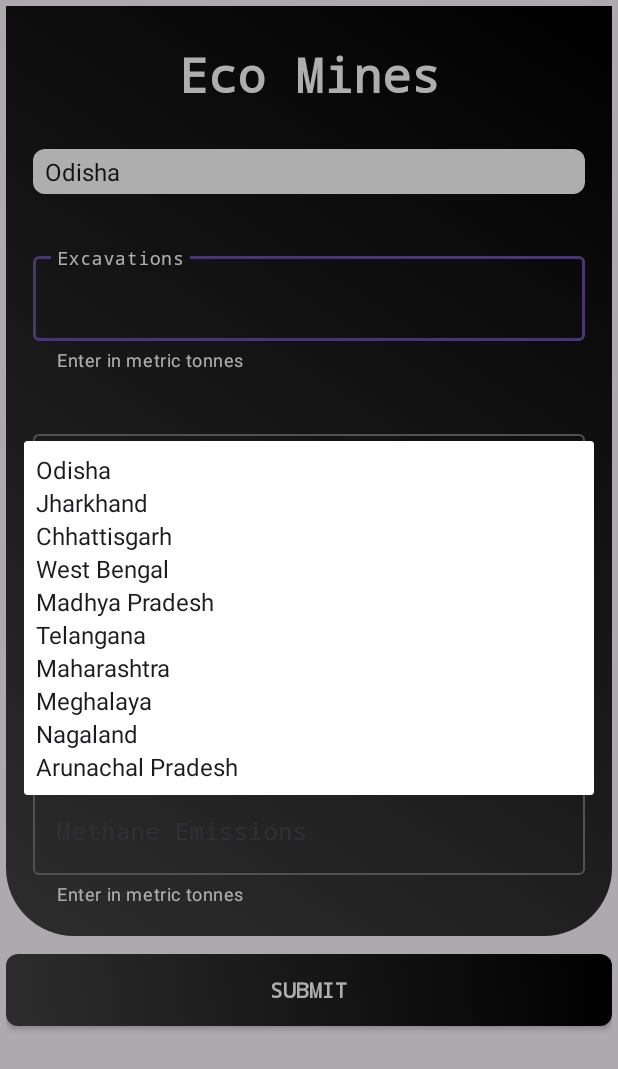
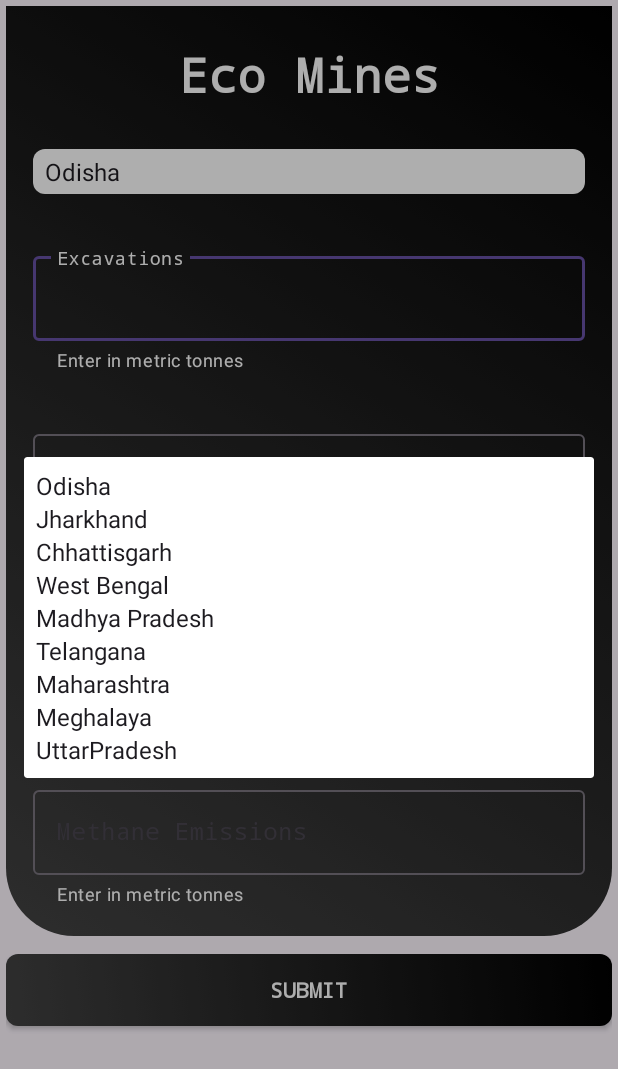
Before and after one commit to Amlan101/Byte-Flow-SIH, an Android app: the InputActivity screen opened directly, with no data from a screen before it, after a tap on "Odisha", on a phone screen of 412 x 824 dp. Shown: the top 1069 px of the screen. Run offline under Robolectric (Android 15) with nearby library versions, the phone set to English and light mode, and no system bars; our stand-ins replace Firebase (no records; nobody signed in at launch, a user with empty details on screens opened directly).

Commit message:
Fixed some minor issues with the sizing and changed the icon of the app

```diff
--- a/app/src/main/AndroidManifest.xml
+++ b/app/src/main/AndroidManifest.xml
@@ -6,7 +6,7 @@
         android:allowBackup="true"
         android:dataExtractionRules="@xml/data_extraction_rules"
         android:fullBackupContent="@xml/backup_rules"
-        android:icon="@mipmap/ic_launcher"
+        android:icon="@mipmap/ic_coal_mines_icon"
         android:label="@string/app_name"
         android:roundIcon="@mipmap/ic_launcher_round"
         android:supportsRtl="true"
--- a/app/src/main/java/com/example/byteflowsih/activities/InputActivity.kt
+++ b/app/src/main/java/com/example/byteflowsih/activities/InputActivity.kt
@@ -73,7 +73,7 @@ class InputActivity : AppCompatActivity() {
         val spinner = findViewById<Spinner>(R.id.spinner)
         val states = arrayOf(
             "Odisha", "Jharkhand", "Chhattisgarh", "West Bengal", "Madhya Pradesh",
-            "Telangana", "Maharashtra", "Meghalaya", "Nagaland", "Arunachal Pradesh"
+            "Telangana", "Maharashtra", "Meghalaya", "UttarPradesh"
         )
         val adapter = ArrayAdapter(this, android.R.layout.simple_spinner_item, states)
         spinner.adapter = adapter
```
Also changed, not shown: app/src/main/res/mipmap-hdpi/ic_coal_mines_icon.png (added).
